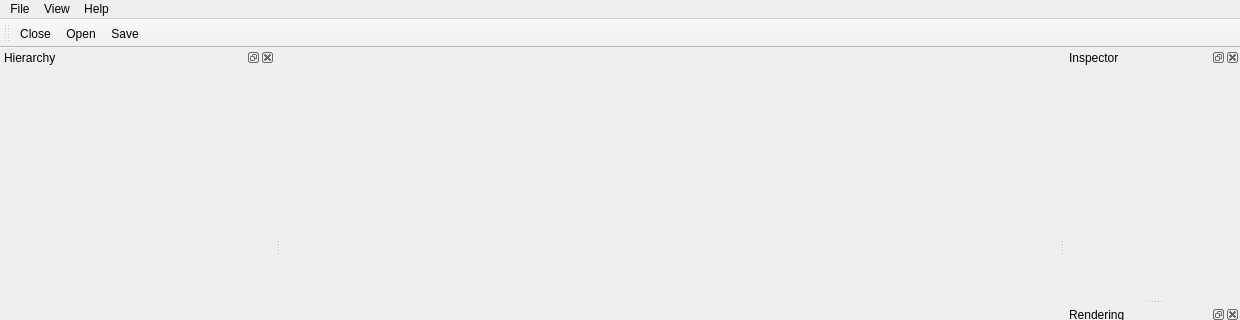
Old version of the form ProgGraphAvan/mainwindow.ui in the repository isaaccalvis/ProgGraphAvan_Qt; both pictures show x 0 to 1240 and y 0 to 320 of the 1240 by 670 pixel window.
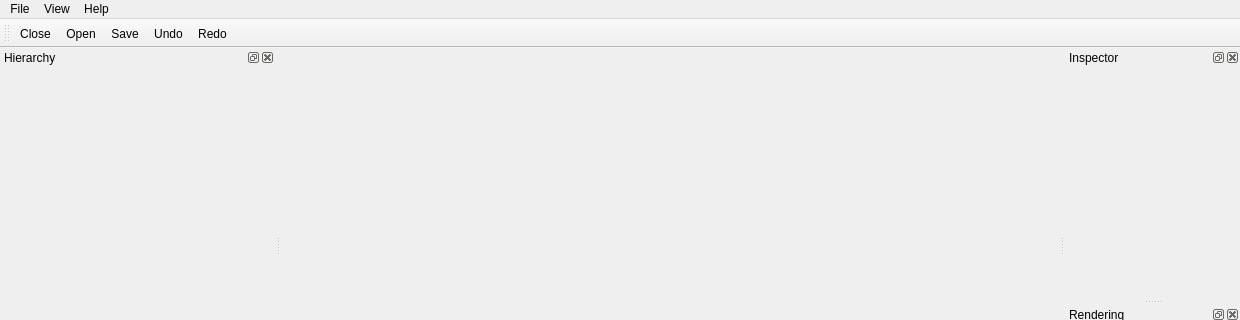
New version of the form. Icons and pictures are not drawn.

Patch:
```diff
--- a/ProgGraphAvan/mainwindow.ui
+++ b/ProgGraphAvan/mainwindow.ui
@@ -125,6 +125,8 @@
    <addaction name="actionClose"/>
    <addaction name="actionOpen"/>
    <addaction name="actionSave"/>
+   <addaction name="actionUndo"/>
+   <addaction name="actionRedo"/>
   </widget>
   <action name="actionAbout">
    <property name="text">
@@ -158,6 +160,24 @@
     <string>Close</string>
    </property>
   </action>
+  <action name="actionUndo">
+   <property name="icon">
+    <iconset resource="icons.qrc">
+     <normaloff>:/icons/goBack</normaloff>:/icons/goBack</iconset>
+   </property>
+   <property name="text">
+    <string>Undo</string>
+   </property>
+  </action>
+  <action name="actionRedo">
+   <property name="icon">
+    <iconset resource="icons.qrc">
+     <normaloff>:/icons/goForward</normaloff>:/icons/goForward</iconset>
+   </property>
+   <property name="text">
+    <string>Redo</string>
+   </property>
+  </action>
  </widget>
  <resources>
   <include location="icons.qrc"/>
```
Left out of the diff: 3 changed lines with no effect on the pictures.
